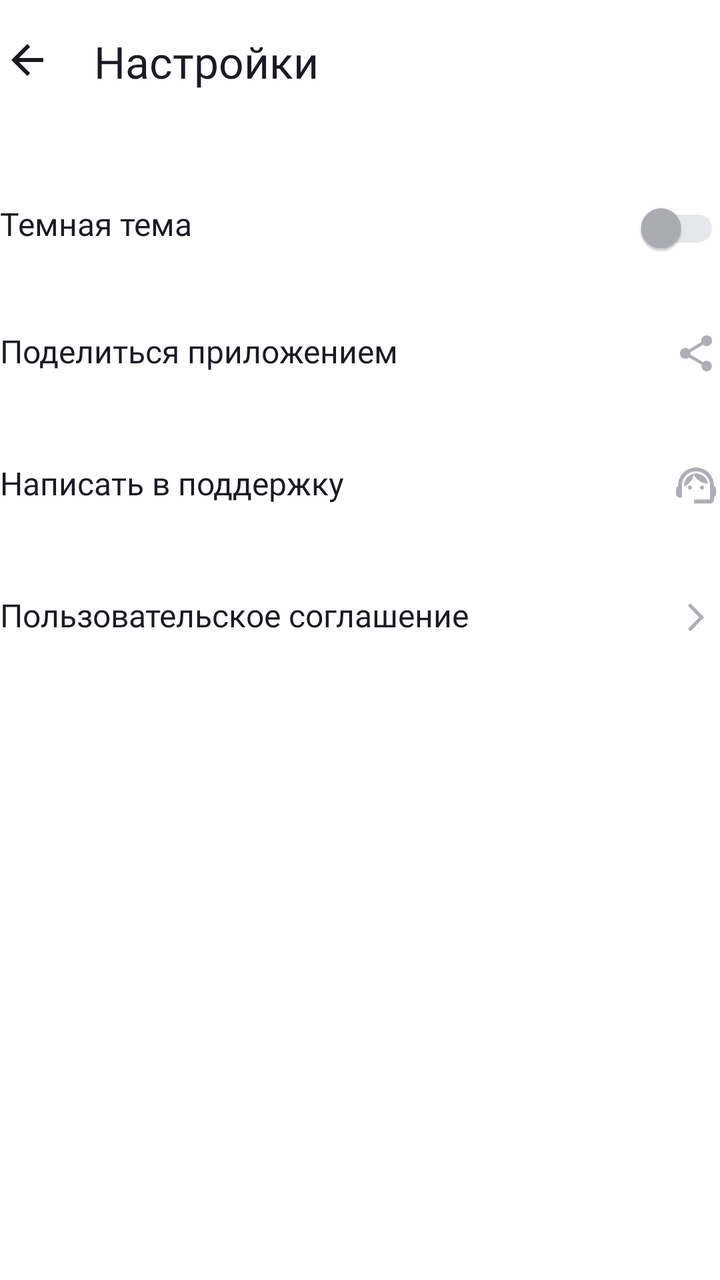
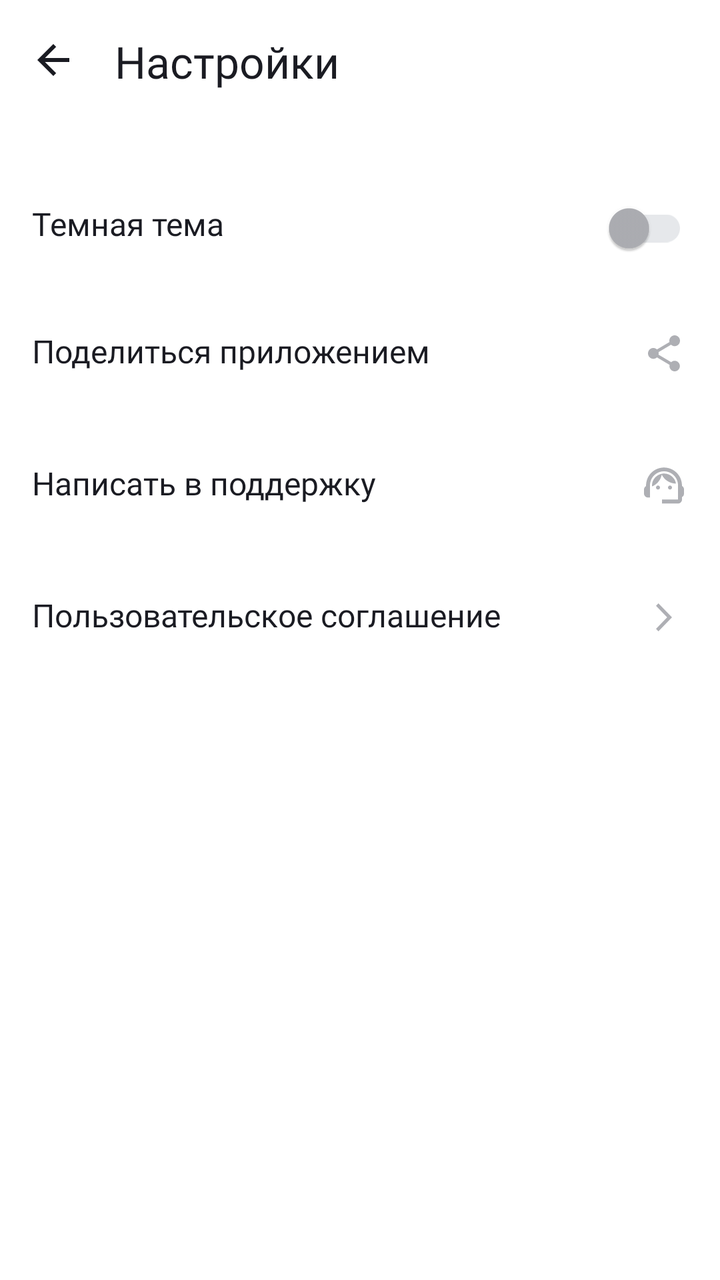

Before-and-after screenshots of an Android layout around one commit, followed by the original layout XML and the change that was made.
<!-- AndroidManifest.xml: activity theme Base.Theme.PlaylistMaker -->
<!-- res/layout/activity_settings.xml -->
<?xml version="1.0" encoding="utf-8"?>
<LinearLayout xmlns:android="http://schemas.android.com/apk/res/android"
    android:layout_width="match_parent"
    android:layout_height="match_parent"
    xmlns:app="http://schemas.android.com/apk/res-auto"
    android:orientation="vertical"
    android:layout_marginHorizontal="16dp"
    android:id="@+id/main"
    >

    <LinearLayout
        android:layout_width="match_parent"
        android:layout_height="56dp"
        android:orientation="horizontal"
        android:layout_marginBottom="24dp"
        android:layout_marginStart="-16dp">

    <com.google.android.material.button.MaterialButton
        android:layout_width="match_parent"
        android:layout_height="match_parent"
        android:layout_weight="5"
        android:layout_marginTop="4dp"
        android:layout_marginStart="4dp"
        android:layout_marginEnd="4dp"
        android:id="@+id/back"
        style="@style/Widget.MaterialComponents.Button.TextButton"

        app:icon="@drawable/ic_arrow_back_24"
        app:iconGravity="textStart"
        app:iconTint="?attr/colorSecondary"
        app:iconSize="@dimen/iconSize"
        android:backgroundTint="?attr/colorPrimary"
        android:contentDescription="@string/arrow"
        />

        <TextView
            android:layout_width="match_parent"
            android:layout_height="match_parent"
            android:layout_weight="1"
            android:text="@string/settings"
            android:textSize="@dimen/textSize"
            android:textColor="?attr/colorSecondary"
            android:fontFamily="@font/ys_display_medium"
            android:textFontWeight="400"
            android:layout_marginTop="16dp"
            />
    </LinearLayout>

    
    <FrameLayout
        style="@style/FrameLayoutStyleInSettings">

        <TextView
            style="@style/TextViewStyleInSettings"
            android:text="@string/theme"
            />

        <com.google.android.material.switchmaterial.SwitchMaterial
            android:id="@+id/themeSwitcher"
            android:layout_width="wrap_content"
            android:layout_height="match_parent"
            android:layout_gravity="end"
            android:layout_marginTop="10dp"
            app:trackTint="?attr/colorSecondaryVariant"
            app:thumbTint="?attr/colorOnPrimary"/>
    </FrameLayout>

    <FrameLayout
        style="@style/FrameLayoutStyleInSettings"
        android:id="@+id/shareAPK"
        >

        <TextView
            style="@style/TextViewStyleInSettings"
            android:text="@string/share_app"
            />

        <ImageView
            style="@style/ImageViewStyleInSettings"
            android:src="@drawable/ic_share_app_24"
             />
    </FrameLayout>


    <FrameLayout
        style="@style/FrameLayoutStyleInSettings"
        android:id="@+id/support">

        <TextView
            style="@style/TextViewStyleInSettings"
            android:text="@string/support_app"
            />

        <ImageView
            style="@style/ImageViewStyleInSettings"
            android:src="@drawable/ic_support_24"
            />
    </FrameLayout>

    <FrameLayout
        style="@style/FrameLayoutStyleInSettings"
        android:id="@+id/agreement"
        >

        <TextView
            style="@style/TextViewStyleInSettings"
            android:text="@string/agreement_app"
            android:textColor="?attr/colorSecondary"
            />

        <ImageView
            style="@style/ImageViewStyleInSettings"
            android:src="@drawable/ic_arrow_small_24"
            />
    </FrameLayout>


</LinearLayout>
<!-- resources referenced by this layout -->
<resources>
  <dimen name="iconSize">24dp</dimen>
  <dimen name="textSize">22sp</dimen>
  <!-- drawable ic_arrow_back_24 (drawable) -->
  <vector xmlns:android="http://schemas.android.com/apk/res/android"
      android:width="24dp"
      android:height="24dp"
      android:viewportWidth="24"
      android:viewportHeight="24">
    <group>
      <clip-path
          android:pathData="M0,0h24v24h-24z"/>
      <path
          android:pathData="M20,11H7.83L13.42,5.41L12,4L4,12L12,20L13.41,18.59L7.83,13H20V11Z"
          android:fillColor="#1A1B22"/>
    </group>
  </vector>
  <!-- drawable ic_arrow_small_24 (drawable) -->
  <vector xmlns:android="http://schemas.android.com/apk/res/android"
      android:width="24dp"
      android:height="24dp"
      android:viewportWidth="24"
      android:viewportHeight="24">
    <path
        android:pathData="M8,17.749L9.213,19L16,12L9.213,5L8,6.252L13.573,12L8,17.749Z"
        android:fillColor="#AEAFB4"/>
  </vector>
  <string name="agreement_app">Пользовательское соглашение</string>
  <string name="arrow">Стрелка</string>
  <string name="settings">Настройки</string>
  <string name="share_app">Поделиться приложением</string>
  <string name="support_app">Написать в поддержку</string>
  <string name="theme">Темная тема</string>
  <style name="FrameLayoutStyleInSettings">
          <item name="android:layout_width">match_parent</item>
          <item name="android:layout_height">wrap_content</item>
          <item name="android:clickable">true</item>
          <item name="android:focusable">true</item>
          <item name="android:foreground">?selectableItemBackground</item>
      </style>
  <style name="ImageViewStyleInSettings">
          <item name="android:layout_width">24dp</item>
          <item name="android:layout_height">24dp</item>
          <item name="android:layout_gravity">end</item>
          <item name="android:layout_marginTop">21dp</item>
          <item name="android:layout_marginBottom">21dp</item>
          <item name="tint">?attr/colorOnSecondary</item>
      </style>
  <style name="TextViewStyleInSettings">
          <item name="android:layout_width">wrap_content</item>
          <item name="android:layout_height">wrap_content</item>
          <item name="android:layout_gravity">start</item>
          <item name="android:layout_marginTop">21dp</item>
          <item name="android:layout_marginBottom">21dp</item>
          <item name="android:textColor">?attr/colorSecondary</item>
          <item name="android:textSize">16sp</item>
          <item name="android:fontFamily">@font/ys_display_regular</item>
          <item name="android:textFontWeight">400</item>
      </style>
  <style name="Base.Theme.PlaylistMaker" parent="Theme.MaterialComponents.DayNight.NoActionBar">
          
          <item name="colorPrimary">@color/YP_White</item>
          <item name="colorPrimaryVariant">@color/YP_Light_Gray</item>
          <item name="colorOnPrimary">@color/YP_Text_Gray</item>
          
          <item name="colorSecondary">@color/YP_Black</item>
          <item name="colorSecondaryVariant">@color/YP_Light_Gray</item>
          <item name="colorOnSecondary">@color/YP_Text_Gray</item>
          
          <item name="android:windowBackground">?attr/colorPrimary</item>
          <item name="colorControlActivated">@color/YP_Blue</item>
  
      </style>
  <color name="YP_White">#FFFFFFFF</color>
  <color name="YP_Light_Gray">#E6E8EB</color>
  <color name="YP_Text_Gray">#AEAFB4</color>
  <color name="YP_Black">#1A1B22</color>
  <color name="YP_Blue">#3772E7</color>
  <!-- unchanged entries left out for length: 2 -->
</resources>

<!-- the commit's change to res/layout/activity_settings.xml (unified diff, before → after) -->
@@ -4,25 +4,24 @@
     android:layout_height="match_parent"
     xmlns:app="http://schemas.android.com/apk/res-auto"
     android:orientation="vertical"
-    android:layout_marginHorizontal="16dp"
     android:id="@+id/main"
     >
-
     <LinearLayout
         android:layout_width="match_parent"
         android:layout_height="56dp"
         android:orientation="horizontal"
         android:layout_marginBottom="24dp"
-        android:layout_marginStart="-16dp">
+        android:layout_marginEnd="16dp"
+        >
 
     <com.google.android.material.button.MaterialButton
+        android:id="@+id/backButton"
         android:layout_width="match_parent"
         android:layout_height="match_parent"
         android:layout_weight="5"
         android:layout_marginTop="4dp"
         android:layout_marginStart="4dp"
         android:layout_marginEnd="4dp"
-        android:id="@+id/back"
         style="@style/Widget.MaterialComponents.Button.TextButton"
 
         app:icon="@drawable/ic_arrow_back_24"
@@ -46,8 +45,8 @@
             />
     </LinearLayout>
 
-    
     <FrameLayout
+        android:layout_marginHorizontal="16dp"
         style="@style/FrameLayoutStyleInSettings">
 
         <TextView
@@ -62,12 +61,14 @@
             android:layout_gravity="end"
             android:layout_marginTop="10dp"
             app:trackTint="?attr/colorSecondaryVariant"
-            app:thumbTint="?attr/colorOnPrimary"/>
+            app:thumbTint="?attr/colorOnPrimary"
+            />
     </FrameLayout>
 
     <FrameLayout
+        android:layout_marginHorizontal="16dp"
         style="@style/FrameLayoutStyleInSettings"
-        android:id="@+id/shareAPK"
+        android:id="@+id/shareButton"
         >
 
         <TextView
@@ -81,10 +82,11 @@
              />
     </FrameLayout>
 
-
     <FrameLayout
+        android:layout_marginHorizontal="16dp"
         style="@style/FrameLayoutStyleInSettings"
-        android:id="@+id/support">
+        android:id="@+id/supportButton"
+        >
 
         <TextView
             style="@style/TextViewStyleInSettings"
@@ -98,8 +100,9 @@
     </FrameLayout>
 
     <FrameLayout
+        android:layout_marginHorizontal="16dp"
         style="@style/FrameLayoutStyleInSettings"
-        android:id="@+id/agreement"
+        android:id="@+id/agreementButton"
         >
 
         <TextView
@@ -113,6 +116,4 @@
             android:src="@drawable/ic_arrow_small_24"
             />
     </FrameLayout>
-
-
 </LinearLayout>
